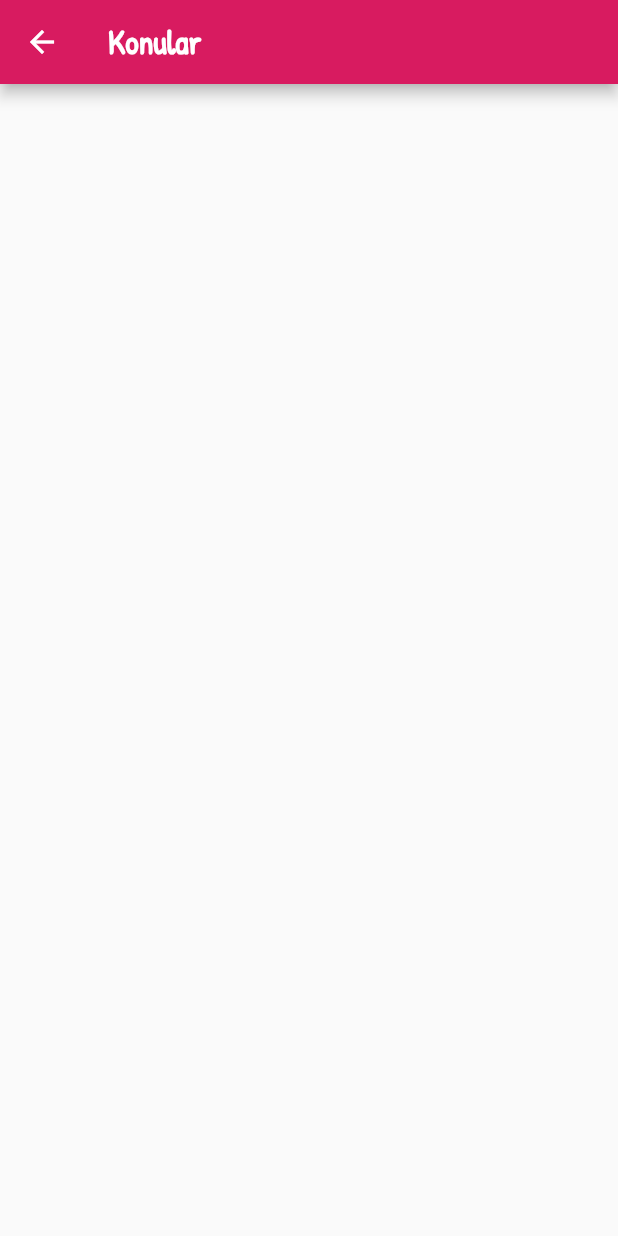
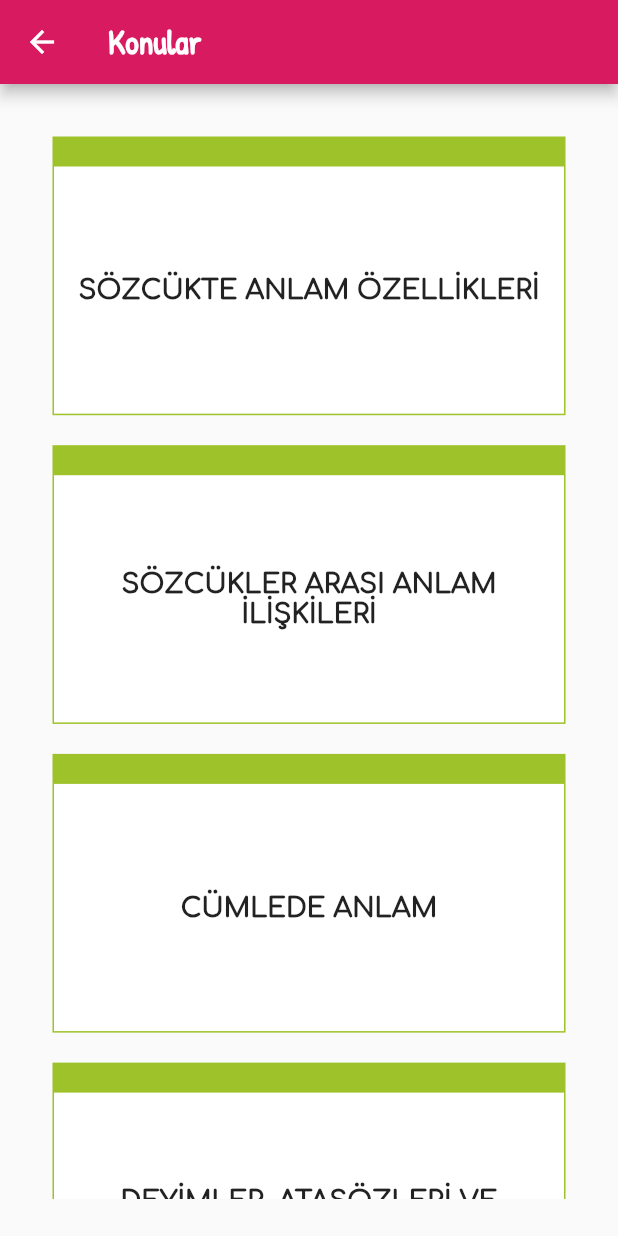
Before and after one commit to erdemgocen44/TurkceApp, a Flutter app: the KonularPage screen opened directly, on a phone screen of 412 x 824 dp. Run offline on Flutter 3.47's test engine with Material 2 defaults, Android fonts, the phone set to English and light mode, and no system bars; our stand-ins replace font_awesome_flutter, google_maps_flutter, share.

Commit message:
konular card oluşturuldu

```diff
--- /dev/null
+++ b/lib/core/konular/sinif_5.dart
@@ -0,0 +1,19 @@
+import 'package:flutter/material.dart';
+
+List<String> konular = [
+  "SÖZCÜKTE ANLAM ÖZELLİKLERİ",
+  "SÖZCÜKLER ARASI ANLAM İLİŞKİLERİ",
+  "CÜMLEDE ANLAM",
+  "DEYİMLER, ATASÖZLERİ VE ÖZDEYİŞLER",
+  "ÖRTÜLÜ ANLAM",
+  "GEÇİŞ VE BAĞLANTI İFADELERİ ",
+  "METİNDE ANLAM",
+  "METNİN BÖLÜMLERİ VE UNSURLARI",
+  "METİN TÜRLERİ",
+  "SÖZ SANATLARI",
+  "YAZIM KURALLARI",
+  "NOKTALAMA İŞARETLERİ",
+  "SES OLAYLARI",
+  "KÖK TÜRLERİ",
+  "YAPIM EKLERİ"
+];
--- a/lib/core/widget/listTileCustom.dart
+++ b/lib/core/widget/listTileCustom.dart
@@ -7,6 +7,7 @@ class CustomListTile extends StatelessWidget {
   final String? site;
   final Color? renk;
   final FontWeight? kalinlik;
+  final String? rota;
 
   const CustomListTile({
     Key? key,
@@ -15,6 +16,7 @@ class CustomListTile extends StatelessWidget {
     this.site,
     this.renk,
     this.kalinlik,
+    this.rota,
   }) : super(key: key);
 
   @override
@@ -28,6 +30,7 @@ class CustomListTile extends StatelessWidget {
       ),
       onTap: () {
         Navigator.pop(context);
+        Navigator.pushNamed(context, rota!);
         _urlAc("${site}");
       },
     );
--- a/lib/main.dart
+++ b/lib/main.dart
@@ -1,4 +1,5 @@
 import 'package:aba_app/pages/contact.dart';
+import 'package:aba_app/pages/konular.dart';
 import 'package:flutter/material.dart';
 
 import 'pages/anasayfa.dart';
@@ -47,4 +48,5 @@ class Home extends StatelessWidget {
 var rotalar = <String, WidgetBuilder>{
   "/anasayfa": (BuildContext context) => const AnaSayfa(),
   "/contact": (BuildContext context) => ContactPage(),
+  "/konular": (BuildContext context) => const KonularPage(),
 };
--- a/lib/pages/konular.dart
+++ b/lib/pages/konular.dart
@@ -1,3 +1,5 @@
+import 'package:aba_app/core/konular/sinif_5.dart';
+import 'package:aba_app/core/widget/konular_card.dart';
 import 'package:flutter/material.dart';
 
 class KonularPage extends StatelessWidget {
@@ -9,6 +11,15 @@ class KonularPage extends StatelessWidget {
       appBar: AppBar(
         title: const Text("Konular"),
       ),
+      body: Padding(
+        padding: const EdgeInsets.all(25),
+        child: ListView.builder(
+          itemCount: konular.length,
+          itemBuilder: (BuildContext context, int position) {
+            return KonularCard(konular: konular[position]);
+          },
+        ),
+      ),
     );
   }
 }
--- a/lib/pages/yanmenu.dart
+++ b/lib/pages/yanmenu.dart
@@ -38,6 +38,7 @@ class YanMenu extends StatelessWidget {
                     yazi: "Konular",
                     renk: Colors.black,
                     kalinlik: FontWeight.bold,
+                    rota: "/konular",
                   ),
                   dividercustom(),
                   const CustomListTile(
```
